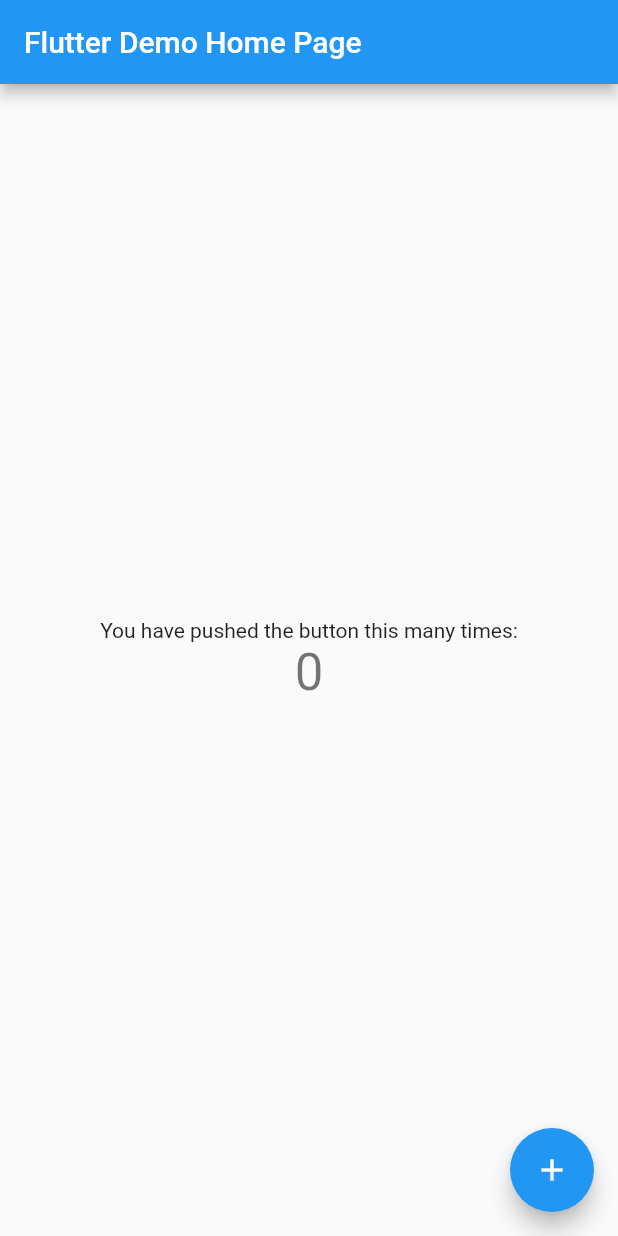
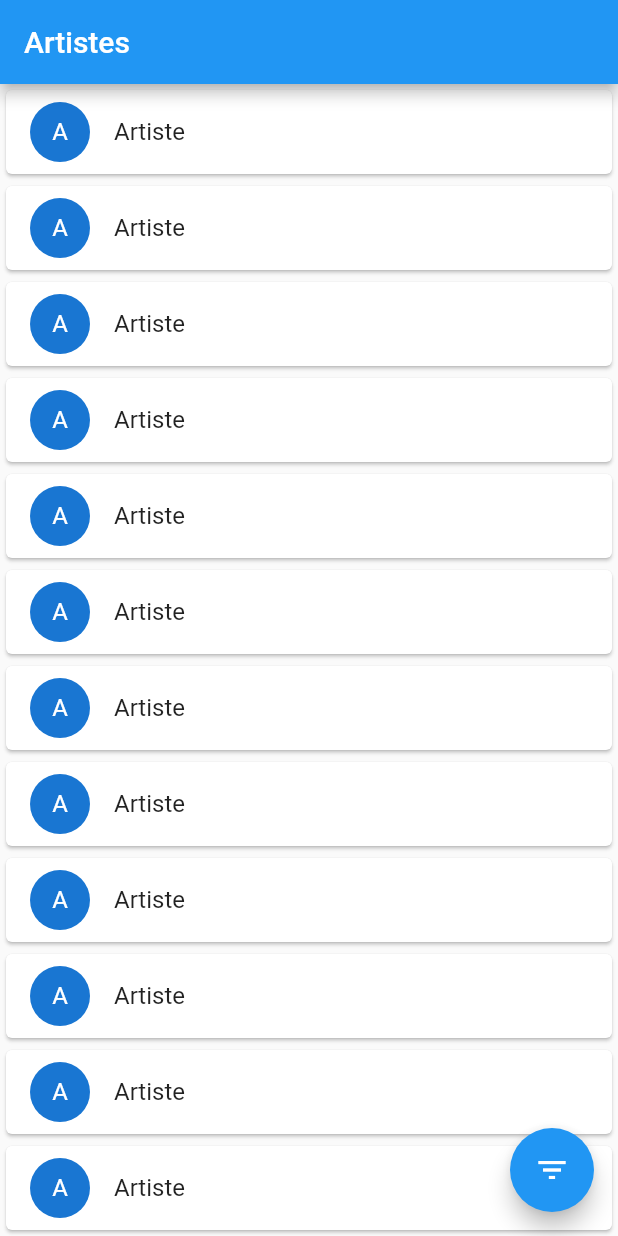
Before and after one commit to ISTIC-Systeme-D/trans_mobile, a Flutter app: the screen it shows after launch, on a phone screen of 412 x 824 dp. Run offline on Flutter 3.47's test engine with Material 2 defaults, Android fonts, the phone set to English and light mode, and no system bars.

Commit message:
proto artists page

```diff
--- /dev/null
+++ b/lib/artists.dart
@@ -0,0 +1,50 @@
+import 'package:flutter/material.dart';
+import 'package:trans_mobile/artists_filter.dart';
+
+/**
+ * Page affichant les artistes
+ * @author Julien Cochet
+ */
+
+class ArtistsPage extends StatefulWidget {
+  const ArtistsPage({Key? key, required this.title}) : super(key: key);
+
+  final String title;
+
+  @override
+  State<ArtistsPage> createState() => _ArtistsPageState();
+}
+
+class _ArtistsPageState extends State<ArtistsPage> {
+  @override
+  Widget build(BuildContext context) {
+    return Scaffold(
+      appBar: AppBar(
+        title: Text(widget.title),
+      ),
+      body: Center(
+        child: ListView.builder(
+          itemBuilder: (BuildContext context, int index) {
+            return const Card(
+              child: ListTile(
+                leading: CircleAvatar(child: Text('A')),
+                title: Text('Artiste'),
+              ),
+            );
+          },
+        ),
+      ),
+      floatingActionButton: FloatingActionButton(
+        onPressed: () {
+          Navigator.push(
+            context,
+            MaterialPageRoute(
+                builder: (context) => const ArtistsFilterPage(title: 'Filtrer')),
+          );
+        },
+        tooltip: 'Filtrer',
+        child: const Icon(Icons.filter_list),
+      ),
+    );
+  }
+}
--- a/lib/main.dart
+++ b/lib/main.dart
@@ -1,115 +1,26 @@
 import 'package:flutter/material.dart';
+import 'package:trans_mobile/artists.dart';
+
+/**
+ * Main
+ * @author Julien Cochet
+ */
 
 void main() {
-  runApp(const MyApp());
+  runApp(const App());
 }
 
-class MyApp extends StatelessWidget {
-  const MyApp({Key? key}) : super(key: key);
+class App extends StatelessWidget {
+  const App({Key? key}) : super(key: key);
 
-  // This widget is the root of your application.
   @override
   Widget build(BuildContext context) {
     return MaterialApp(
-      title: 'Flutter Demo',
+      title: 'Les Trans',
       theme: ThemeData(
-        // This is the theme of your application.
-        //
-        // Try running your application with "flutter run". You'll see the
-        // application has a blue toolbar. Then, without quitting the app, try
-        // changing the primarySwatch below to Colors.green and then invoke
-        // "hot reload" (press "r" in the console where you ran "flutter run",
-        // or simply save your changes to "hot reload" in a Flutter IDE).
-        // Notice that the counter didn't reset back to zero; the application
-        // is not restarted.
         primarySwatch: Colors.blue,
       ),
-      home: const MyHomePage(title: 'Flutter Demo Home Page'),
+      home: const ArtistsPage(title: 'Artistes'),
     );
   }
 }
-
-class MyHomePage extends StatefulWidget {
-  const MyHomePage({Key? key, required this.title}) : super(key: key);
-
-  // This widget is the home page of your application. It is stateful, meaning
-  // that it has a State object (defined below) that contains fields that affect
-  // how it looks.
-
-  // This class is the configuration for the state. It holds the values (in this
-  // case the title) provided by the parent (in this case the App widget) and
-  // used by the build method of the State. Fields in a Widget subclass are
-  // always marked "final".
-
-  final String title;
-
-  @override
-  State<MyHomePage> createState() => _MyHomePageState();
-}
-
-class _MyHomePageState extends State<MyHomePage> {
-  int _counter = 0;
-
-  void _incrementCounter() {
-    setState(() {
-      // This call to setState tells the Flutter framework that something has
-      // changed in this State, which causes it to rerun the build method below
-      // so that the display can reflect the updated values. If we changed
-      // _counter without calling setState(), then the build method would not be
-      // called again, and so nothing would appear to happen.
-      _counter++;
-    });
-  }
-
-  @override
-  Widget build(BuildContext context) {
-    // This method is rerun every time setState is called, for instance as done
-    // by the _incrementCounter method above.
-    //
-    // The Flutter framework has been optimized to make rerunning build methods
-    // fast, so that you can just rebuild anything that needs updating rather
-    // than having to individually change instances of widgets.
-    return Scaffold(
-      appBar: AppBar(
-        // Here we take the value from the MyHomePage object that was created by
-        // the App.build method, and use it to set our appbar title.
-        title: Text(widget.title),
-      ),
-      body: Center(
-        // Center is a layout widget. It takes a single child and positions it
-        // in the middle of the parent.
-        child: Column(
-          // Column is also a layout widget. It takes a list of children and
-          // arranges them vertically. By default, it sizes itself to fit its
-          // children horizontally, and tries to be as tall as its parent.
-          //
-          // Invoke "debug painting" (press "p" in the console, choose the
-          // "Toggle Debug Paint" action from the Flutter Inspector in Android
-          // Studio, or the "Toggle Debug Paint" command in Visual Studio Code)
-          // to see the wireframe for each widget.
-          //
-          // Column has various properties to control how it sizes itself and
-          // how it positions its children. Here we use mainAxisAlignment to
-          // center the children vertically; the main axis here is the vertical
-          // axis because Columns are vertical (the cross axis would be
-          // horizontal).
-          mainAxisAlignment: MainAxisAlignment.center,
-          children: <Widget>[
-            const Text(
-              'You have pushed the button this many times:',
-            ),
-            Text(
-              '$_counter',
-              style: Theme.of(context).textTheme.headline4,
-            ),
-          ],
-        ),
-      ),
-      floatingActionButton: FloatingActionButton(
-        onPressed: _incrementCounter,
-        tooltip: 'Increment',
-        child: const Icon(Icons.add),
-      ), // This trailing comma makes auto-formatting nicer for build methods.
-    );
-  }
-}
```
Also changed, not shown: lib/artists_filter.dart (added, +89 -0 lines).
